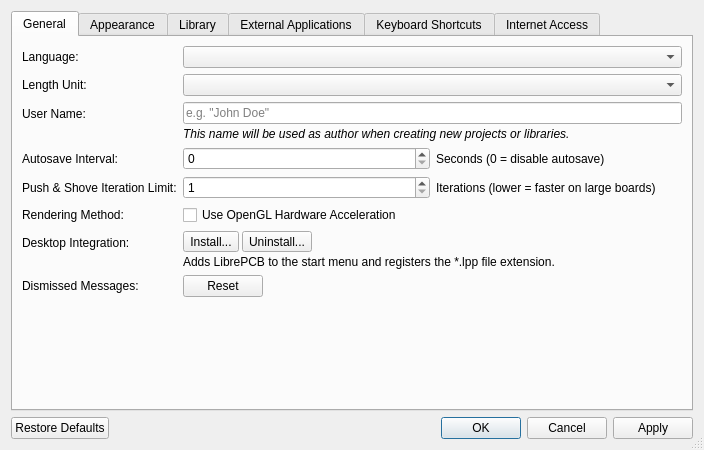
Before: the Qt Designer form libs/librepcb/editor/workspace/workspacesettingsdialog.ui in Tubbles/LibrePCB, drawn with Qt 5.
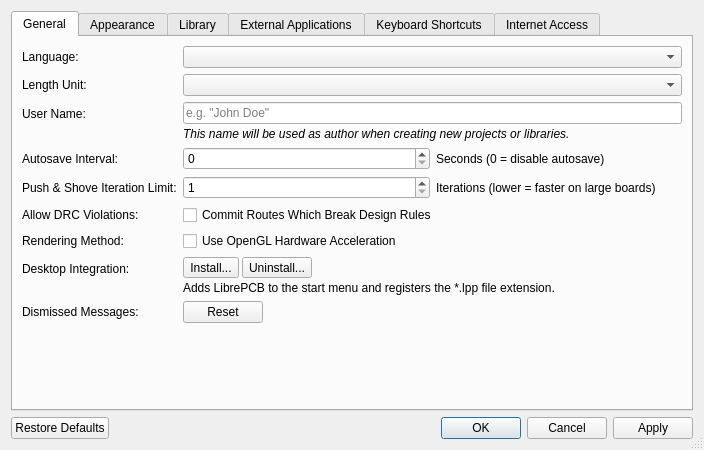
After: the same form once the commit is applied. Icons and pictures are not drawn. Custom widgets are drawn as their Qt base class.

Commit message: Expose the DRC violations switch and tidy the router host types

The edit to the form file:
```diff
--- a/libs/librepcb/editor/workspace/workspacesettingsdialog.ui
+++ b/libs/librepcb/editor/workspace/workspacesettingsdialog.ui
@@ -136,28 +136,28 @@
          </property>
         </widget>
        </item>
-       <item row="5" column="0">
+       <item row="6" column="0">
         <widget class="QLabel" name="label_10">
          <property name="text">
           <string>Rendering Method:</string>
          </property>
         </widget>
        </item>
-       <item row="6" column="0">
+       <item row="7" column="0">
         <widget class="QLabel" name="lblDesktopIntegration">
          <property name="text">
           <string>Desktop Integration:</string>
          </property>
         </widget>
        </item>
-       <item row="7" column="0">
+       <item row="8" column="0">
         <widget class="QLabel" name="label">
          <property name="text">
           <string>Dismissed Messages:</string>
          </property>
         </widget>
        </item>
-       <item row="7" column="1">
+       <item row="8" column="1">
         <widget class="QPushButton" name="btnResetDismissedMessages">
          <property name="sizePolicy">
           <sizepolicy hsizetype="Fixed" vsizetype="Fixed">
@@ -218,14 +218,34 @@
          </item>
         </layout>
        </item>
+       <item row="5" column="0">
+        <widget class="QLabel" name="lblPnsAllowDrcViolations">
+         <property name="toolTip">
+          <string>Only the router's "mark obstacles" mode is affected. With this on, a route which collides with something is committed anyway and the design rule check reports it afterwards. Off by default, which refuses such a route instead.</string>
+         </property>
+         <property name="text">
+          <string>Allow DRC Violations:</string>
+         </property>
+        </widget>
+       </item>
        <item row="5" column="1">
+        <widget class="QCheckBox" name="cbxPnsAllowDrcViolations">
+         <property name="toolTip">
+          <string>Only the router's "mark obstacles" mode is affected. With this on, a route which collides with something is committed anyway and the design rule check reports it afterwards. Off by default, which refuses such a route instead.</string>
+         </property>
+         <property name="text">
+          <string>Commit Routes Which Break Design Rules</string>
+         </property>
+        </widget>
+       </item>
+       <item row="6" column="1">
         <widget class="QCheckBox" name="cbxUseOpenGl">
          <property name="text">
           <string>Use OpenGL Hardware Acceleration</string>
          </property>
         </widget>
        </item>
-       <item row="6" column="1">
+       <item row="7" column="1">
         <layout class="QVBoxLayout" name="verticalLayout_8">
          <property name="spacing">
           <number>3</number>
```
The commit also changes 17 other files.
